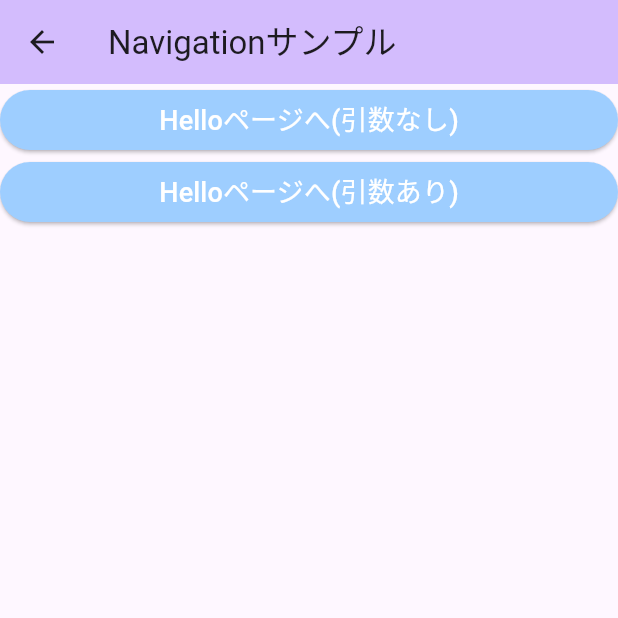
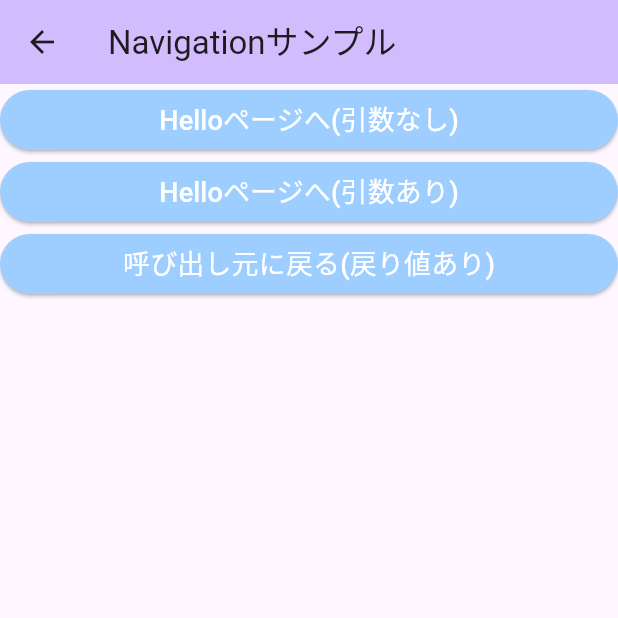
Before and after one commit to pomeeeeeeeene/flutter_school_1, a Flutter app: the NavigationSamplePage screen opened by its route, on a phone screen of 412 x 824 dp, the top half of it. Run offline on Flutter 3.47's test engine with Material 3 defaults, Android fonts, the phone set to English and light mode, and no system bars.

Commit message:
Added return to caller (with return value) button

```diff
--- a/lib/navigation_sample_page.dart
+++ b/lib/navigation_sample_page.dart
@@ -54,6 +54,22 @@ class NavigationSamplePage extends StatelessWidget {
                   ),
                 ),
               ),
+              SizedBox(
+                width: double.infinity,
+                child: ElevatedButton(
+                  style: ElevatedButton.styleFrom(
+                    backgroundColor: const Color(0xFF9ECEFF),
+                  ),
+                  onPressed: () {
+                    // 呼び出し元にcompleteという戻り値を返す
+                    Navigator.pop(context, "complete");
+                  },
+                  child: const Text(
+                    '呼び出し元に戻る(戻り値あり)',
+                    style: TextStyle(fontSize: 18, color: Colors.white),
+                  ),
+                ),
+              ),
             ],
           ),
         ),
```
